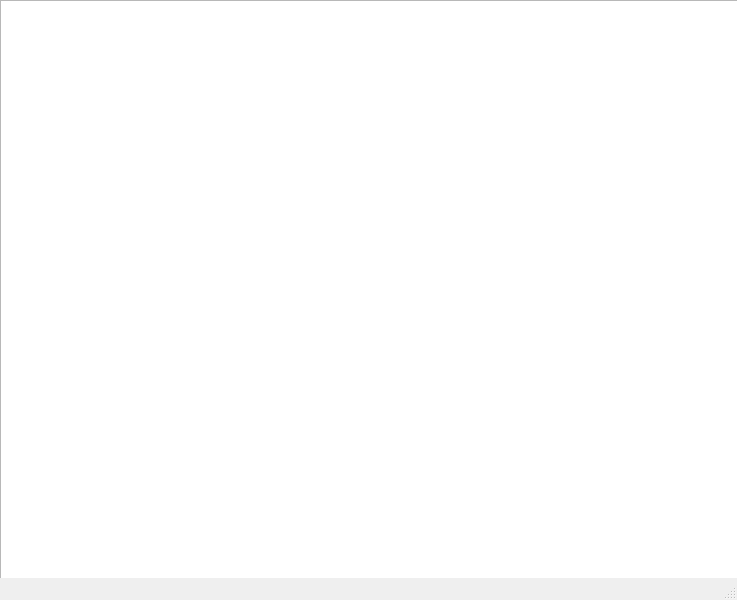
Before: the Qt Designer form main.ui in RVNomsk/git_project, drawn with Qt 5.
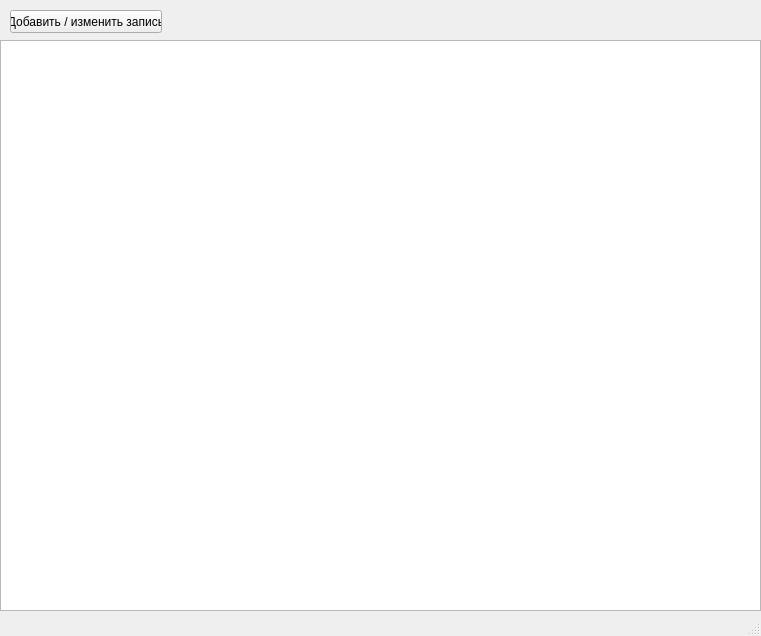
After: the same form once the commit is applied.

```diff
--- a/main.ui
+++ b/main.ui
@@ -6,8 +6,8 @@
    <rect>
     <x>0</x>
     <y>0</y>
-    <width>737</width>
-    <height>600</height>
+    <width>761</width>
+    <height>636</height>
    </rect>
   </property>
   <property name="windowTitle">
@@ -18,12 +18,25 @@
     <property name="geometry">
      <rect>
       <x>0</x>
-      <y>0</y>
+      <y>40</y>
       <width>761</width>
-      <height>591</height>
+      <height>571</height>
      </rect>
     </property>
    </widget>
+   <widget class="QPushButton" name="add_edit_btn">
+    <property name="geometry">
+     <rect>
+      <x>10</x>
+      <y>10</y>
+      <width>152</width>
+      <height>23</height>
+     </rect>
+    </property>
+    <property name="text">
+     <string>Добавить / изменить запись</string>
+    </property>
+   </widget>
   </widget>
   <widget class="QStatusBar" name="statusbar"/>
  </widget>
```
Left out of the diff: 2 changed lines with no effect on the pictures.
